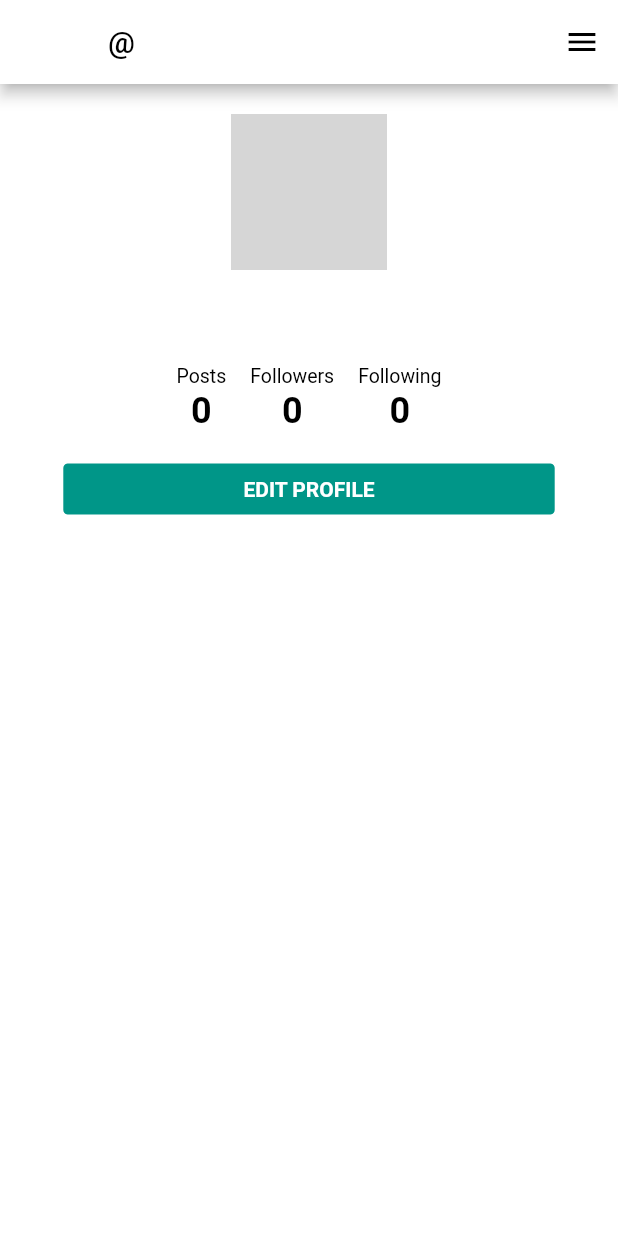
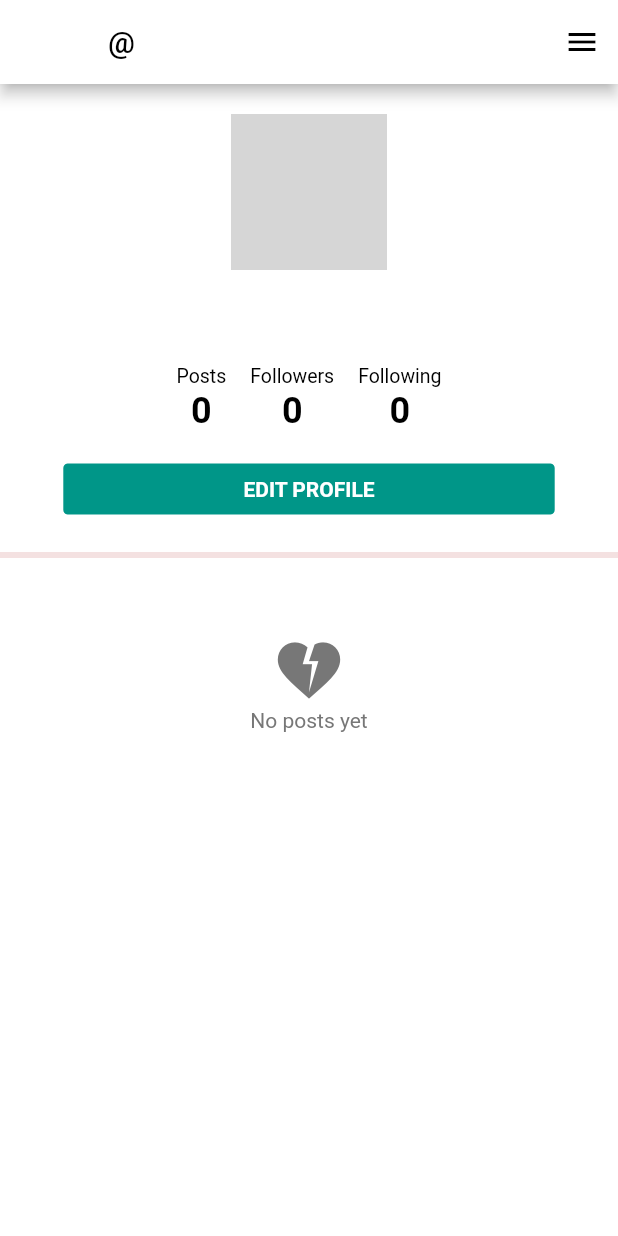
Before and after one commit to dangpham205/Social-Hub-Flutter-App, a Flutter app: the ProfileScreen screen opened directly, on a phone screen of 412 x 824 dp. Run offline on Flutter 3.47's test engine with Material 2 defaults, Android fonts, the phone set to English and light mode, and no system bars; our stand-ins replace cached_network_image, cloud_firestore, firebase_auth, firebase_core, firebase_storage, flutter_svg and 3 more; accounts and stored records are empty; network calls fail; project files that could hold a hidden picture were left out; grey boxes are pictures that could not be loaded.

```diff
--- a/lib/views/home_screen.dart
+++ b/lib/views/home_screen.dart
@@ -144,8 +144,8 @@ class _HomeScreenState extends State<HomeScreen> {
                             }
                           }
                         ),
-                        Center(
-                          child: Text('----------END----------', style: TextStyle(color: cblack),),
+                        const Center(
+                          child: Text('------------------------End------------------------', style: TextStyle(color: subText),),
                         ),
                         Container(
                           height: 8,
--- a/lib/views/profile_screen.dart
+++ b/lib/views/profile_screen.dart
@@ -211,6 +211,10 @@ class _ProfileScreenState extends State<ProfileScreen> {
                                   },
                                 ),
                       const SizedBox( height: 16,),
+                      Container(
+                        height: 4,
+                        color: const Color.fromARGB(255, 244, 225, 225),
+                      ),
                       StreamBuilder(                                  //hiển thị các post dưới dạng grid
                         stream: FirebaseFirestore.instance
                           .collection('posts')
@@ -220,6 +224,20 @@ class _ProfileScreenState extends State<ProfileScreen> {
                         builder: (context, AsyncSnapshot<QuerySnapshot<Map<String, dynamic>>> snapshot) {
                           if (snapshot.connectionState == ConnectionState.waiting) {
                             return const Center(child: CircularProgressIndicator(),);
+                          }
+                          if (snapshot.data!.docs.isEmpty){         //nếu trong những người follow mà kh ai có post gì thì trả về empty
+                            return Padding(
+                              padding: const EdgeInsets.only(top: 50),
+                              child: Center(
+                                child: Column(
+                                  mainAxisAlignment: MainAxisAlignment.center,
+                                  children: const [
+                                    Icon(Icons.heart_broken, size: 50, color: subText,),
+                                    Text("No posts yet", style: TextStyle(color: subText),),
+                                  ],
+                                ),
+                              ),
+                            );
                           }
                           else{
                             return GridView.builder(
```
Also changed, not shown: lib/views/post_detail_screen.dart (+21 -3 lines), lib/widgets/comment_card.dart (+18 -4 lines), lib/widgets/post_card.dart (+12 -0 lines), 1 other file.
